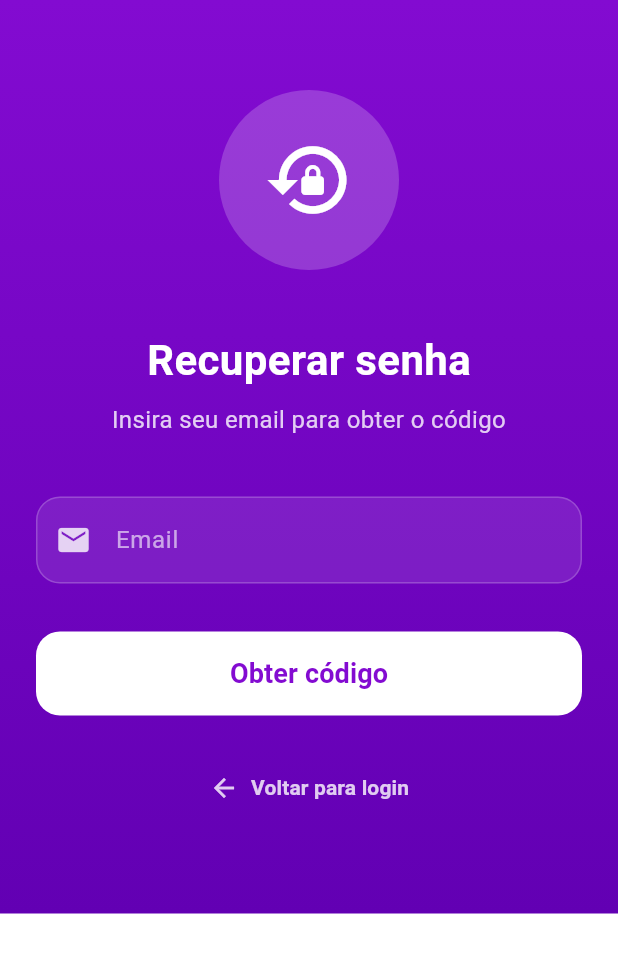
After one commit to Ivany23/smarthproperty787, a Flutter app: the screen it shows after launch, after a tap on "Esqueceu a senha?", on a phone screen of 412 x 824 dp. The commit adds this screen. Shown: the top 953 px of the screen. Run offline on Flutter 3.47's test engine with Material 3 defaults, Android fonts, the phone set to English and light mode, and no system bars; our stand-ins replace camera, dotted_line, equatable, google_maps_flutter, image_picker, shared_preferences and 1 more; network calls fail.

Commit message:
integracao das funcionalidades de forgot-password com o endpoint recuperar-senha no UI com validacao de email e codigo_verificacao e novaSenha de forma simples analise isso

```diff
--- /dev/null
+++ b/lib/features/authentication/presentation/views/forgot_password_screen.dart
@@ -0,0 +1,394 @@
+import 'package:flutter/material.dart';
+import 'package:flutter/services.dart';
+import 'package:http/http.dart' as http;
+import 'dart:convert';
+import 'package:flutter_application_1/core/constants/colors.dart';
+
+class ForgotPasswordScreen extends StatefulWidget {
+  const ForgotPasswordScreen({super.key});
+
+  @override
+  State<ForgotPasswordScreen> createState() => _ForgotPasswordScreenState();
+}
+
+class _ForgotPasswordScreenState extends State<ForgotPasswordScreen> {
+  final TextEditingController _emailController = TextEditingController();
+  final TextEditingController _codigoController = TextEditingController();
+  final TextEditingController _novaSenhaController = TextEditingController();
+  final TextEditingController _confirmarSenhaController =
+      TextEditingController();
+
+  bool _isLoading = false;
+  int _currentStep = 0; // 0: Email, 1: Código exibido, 2: Nova Senha
+  String _codigoVerificacao = '';
+
+  Future<void> _solicitarCodigo() async {
+    if (_emailController.text.isEmpty) {
+      _showMessage('Por favor, insira seu email');
+      return;
+    }
+
+    setState(() => _isLoading = true);
+
+    try {
+      final response = await http.post(
+        Uri.parse('http://localhost:8080/api/auth/solicitar-codigo'),
+        headers: {'Content-Type': 'application/json'},
+        body: json.encode({'email': _emailController.text}),
+      );
+
+      if (response.statusCode == 200) {
+        final data = json.decode(response.body);
+        setState(() {
+          _codigoVerificacao = data['codigoVerificacao'];
+          _currentStep = 1;
+        });
+        _showMessage('Código de verificação encontrado!');
+      } else {
+        final errorData = json.decode(response.body);
+        _showMessage(errorData['error'] ?? 'Email não encontrado');
+      }
+    } catch (e) {
+      _showMessage('Erro ao conectar com o servidor');
+    }
+
+    setState(() => _isLoading = false);
+  }
+
+  Future<void> _validarCodigo() async {
+    if (_codigoController.text.isEmpty) {
+      _showMessage('Por favor, insira o código');
+      return;
+    }
+
+    if (_codigoController.text != _codigoVerificacao) {
+      _showMessage('Código inválido');
+      return;
+    }
+
+    setState(() => _currentStep = 2);
+    _showMessage('Código validado! Defina sua nova senha');
+  }
+
+  Future<void> _redefinirSenha() async {
+    if (_novaSenhaController.text.isEmpty ||
+        _confirmarSenhaController.text.isEmpty) {
+      _showMessage('Por favor, preencha todos os campos');
+      return;
+    }
+
+    if (_novaSenhaController.text != _confirmarSenhaController.text) {
+      _showMessage('As senhas não coincidem');
+      return;
+    }
+
+    setState(() => _isLoading = true);
+
+    try {
+      final response = await http.post(
+        Uri.parse('http://localhost:8080/api/auth/recuperar-senha'),
+        headers: {'Content-Type': 'application/json'},
+        body: json.encode({
+          'email': _emailController.text,
+          'codigoVerificacao': _codigoController.text,
+          'novaSenha': _novaSenhaController.text,
+        }),
+      );
+
+      if (response.statusCode == 200) {
+        _showMessage('Senha redefinida com sucesso!');
+        await Future.delayed(const Duration(seconds: 1));
+        if (mounted) {
+          Navigator.of(context).pop();
+        }
+      } else {
+        final errorData = json.decode(response.body);
+        _showMessage(errorData['error'] ?? 'Erro ao redefinir senha');
+      }
+    } catch (e) {
+      _showMessage('Erro ao conectar com o servidor');
+    }
+
+    setState(() => _isLoading = false);
+  }
+
+  void _copiarCodigo() {
+    Clipboard.setData(ClipboardData(text: _codigoVerificacao));
+    _showMessage('Código copiado!');
+  }
+
+  void _showMessage(String message) {
+    if (mounted) {
+      ScaffoldMessenger.of(
+        context,
+      ).showSnackBar(SnackBar(content: Text(message)));
+    }
+  }
+
+  @override
+  Widget build(BuildContext context) {
+    return Scaffold(
+      body: Container(
+        decoration: const BoxDecoration(
+          gradient: LinearGradient(
+            begin: Alignment.topCenter,
+            end: Alignment.bottomCenter,
+            colors: [Color(0xFF830BD1), Color(0xFF6200B3)],
+          ),
+        ),
+        child: SafeArea(
+          child: SingleChildScrollView(
+            child: Padding(
+              padding: const EdgeInsets.symmetric(horizontal: 24.0),
+              child: Column(
+                mainAxisAlignment: MainAxisAlignment.center,
+                children: [
+                  const SizedBox(height: 60),
+                  // Ícone
+                  Container(
+                    width: 120,
+                    height: 120,
+                    decoration: BoxDecoration(
+                      color: Colors.white.withValues(alpha: 0.2),
+                      shape: BoxShape.circle,
+                    ),
+                    child: Icon(
+                      _currentStep == 0
+                          ? Icons.lock_reset
+                          : _currentStep == 1
+                          ? Icons.verified_user
+                          : Icons.lock_open,
+                      size: 60,
+                      color: Colors.white,
+                    ),
+                  ),
+                  const SizedBox(height: 40),
+
+                  // Título
+                  Text(
+                    _currentStep == 0
+                        ? 'Recuperar senha'
+                        : _currentStep == 1
+                        ? 'Código de verificação'
+                        : 'Nova senha',
+                    style: const TextStyle(
+                      fontSize: 28,
+                      fontWeight: FontWeight.bold,
+                      color: Colors.white,
+                    ),
+                  ),
+                  const SizedBox(height: 8),
+
+                  // Subtítulo
+                  Text(
+                    _currentStep == 0
+                        ? 'Insira seu email para obter o código'
+                        : _currentStep == 1
+                        ? 'Copie o código abaixo e cole no campo'
+                        : 'Defina sua nova senha',
+                    style: TextStyle(
+                      fontSize: 16,
+                      color: Colors.white.withValues(alpha: 0.8),
+                    ),
+                    textAlign: TextAlign.center,
+                  ),
+                  const SizedBox(height: 40),
+
+                  // Conteúdo baseado na etapa
+                  if (_currentStep == 0) ...[
+                    // Etapa 1: Email
+                    _buildTextField(
+                      controller: _emailController,
+                      hintText: 'Email',
+                      icon: Icons.email,
+                      keyboardType: TextInputType.emailAddress,
+                    ),
+                  ] else if (_currentStep == 1) ...[
+                    // Etapa 2: Exibir código e campo para inserir
+                    Container(
+                      padding: const EdgeInsets.all(20),
+                      decoration: BoxDecoration(
+                        color: Colors.white.withValues(alpha: 0.15),
+                        borderRadius: BorderRadius.circular(16),
+                        border: Border.all(
+                          color: Colors.white.withValues(alpha: 0.3),
+                          width: 2,
+                        ),
+                      ),
+                      child: Column(
+                        children: [
+                          Text(
+                            'Seu código de verificação:',
+                            style: TextStyle(
+                              color: Colors.white.withValues(alpha: 0.9),
+                              fontSize: 14,
+                            ),
+                          ),
+                          const SizedBox(height: 12),
+                          Row(
+                            mainAxisAlignment: MainAxisAlignment.center,
+                            children: [
+                              Text(
+                                _codigoVerificacao,
+                                style: const TextStyle(
+                                  color: Colors.white,
+                                  fontSize: 32,
+                                  fontWeight: FontWeight.bold,
+                                  letterSpacing: 4,
+                                ),
+                              ),
+                              const SizedBox(width: 16),
+                              IconButton(
+                                onPressed: _copiarCodigo,
+                                icon: const Icon(
+                                  Icons.copy,
+                                  color: Colors.white,
+                                ),
+                                tooltip: 'Copiar código',
+                              ),
+                            ],
+                          ),
+                        ],
+                      ),
+                    ),
+                    const SizedBox(height: 24),
+                    _buildTextField(
+                      controller: _codigoController,
+                      hintText: 'Cole o código aqui',
+                      icon: Icons.vpn_key,
+                      keyboardType: TextInputType.text,
+                    ),
+                  ] else ...[
+                    // Etapa 3: Nova senha
+                    _buildTextField(
+                      controller: _novaSenhaController,
+                      hintText: 'Nova senha',
+                      icon: Icons.lock,
+                      obscureText: true,
+                    ),
+                    const SizedBox(height: 16),
+                    _buildTextField(
+                      controller: _confirmarSenhaController,
+                      hintText: 'Confirmar nova senha',
+                      icon: Icons.lock_outline,
+                      obscureText: true,
+                    ),
+                  ],
+
+                  const SizedBox(height: 32),
+
+                  // Botão de ação
+                  SizedBox(
+                    width: double.infinity,
+                    height: 56,
+                    child: ElevatedButton(
+                      onPressed: _isLoading
+                          ? null
+                          : () {
+                              if (_currentStep == 0) {
+                                _solicitarCodigo();
+                              } else if (_currentStep == 1) {
+                                _validarCodigo();
+                              } else {
+                                _redefinirSenha();
+                              }
+                            },
+                      style: ElevatedButton.styleFrom(
+                        backgroundColor: Colors.white,
+                        foregroundColor: AppColors.primary,
+                        shape: RoundedRectangleBorder(
+                          borderRadius: BorderRadius.circular(16),
+                        ),
+                        elevation: 0,
+                      ),
+                      child: _isLoading
+                          ? const CircularProgressIndicator()
+                          : Text(
+                              _currentStep == 0
+                                  ? 'Obter código'
+                                  : _currentStep == 1
+                                  ? 'Validar código'
+                                  : 'Redefinir senha',
+                              style: const TextStyle(
+                                fontSize: 18,
+                                fontWeight: FontWeight.w600,
+                              ),
+                            ),
+                    ),
+                  ),
+
+                  const SizedBox(height: 24),
+
+                  // Link para voltar
+                  TextButton(
+                    onPressed: () {
+                      if (_currentStep > 0) {
+                        setState(() => _currentStep--);
+                      } else {
+                        Navigator.of(context).pop();
+                      }
+                    },
+                    child: Row(
+                      mainAxisAlignment: MainAxisAlignment.center,
+                      children: [
+                        Icon(
+                          Icons.arrow_back,
+                          color: Colors.white.withValues(alpha: 0.8),
+                          size: 20,
+                        ),
+                        const SizedBox(width: 8),
+                        Text(
+                          _currentStep > 0 ? 'Voltar' : 'Voltar para login',
+                          style: TextStyle(
+                            color: Colors.white.withValues(alpha: 0.8),
+                            fontWeight: FontWeight.w600,
+                          ),
+                        ),
+                      ],
+                    ),
+                  ),
+                  const SizedBox(height: 60),
+                ],
+              ),
+            ),
+          ),
+        ),
+      ),
+    );
+  }
+
+  Widget _buildTextField({
+    required TextEditingController controller,
+    required String hintText,
+    required IconData icon,
+    bool obscureText = false,
+    TextInputType? keyboardType,
+  }) {
+    return Container(
+      decoration: BoxDecoration(
+        color: Colors.white.withValues(alpha: 0.1),
+        borderRadius: BorderRadius.circular(16),
+        border: Border.all(
+          color: Colors.white.withValues(alpha: 0.2),
+          width: 1,
+        ),
+      ),
+      child: TextField(
+        controller: controller,
+        style: const TextStyle(color: Colors.white),
+        decoration: InputDecoration(
+          hintText: hintText,
+          hintStyle: TextStyle(color: Colors.white.withValues(alpha: 0.6)),
+          prefixIcon: Icon(icon, color: Colors.white.withValues(alpha: 0.8)),
+          border: InputBorder.none,
+          contentPadding: const EdgeInsets.symmetric(
+            horizontal: 20,
+            vertical: 16,
+          ),
+        ),
+        obscureText: obscureText,
+        keyboardType: keyboardType,
+      ),
+    );
+  }
+}
--- a/lib/features/authentication/presentation/views/sign_in.dart
+++ b/lib/features/authentication/presentation/views/sign_in.dart
@@ -4,6 +4,7 @@ import 'package:flutter_application_1/core/constants/colors.dart';
 import 'package:flutter_application_1/core/shared/widgets/custom_button.dart';
 import 'package:flutter_application_1/core/shared/widgets/custom_input.dart';
 import 'package:flutter_application_1/features/authentication/presentation/views/sign_up.dart';
+import 'package:flutter_application_1/features/authentication/presentation/views/forgot_password_screen.dart';
 import 'package:flutter_application_1/wrapper.dart';
 import 'package:http/http.dart' as http;
 import 'dart:convert';
@@ -235,7 +236,29 @@ class _SignInScreenState extends State<SignInScreen> {
                       ],
                     ),
                   ),
-                  const SizedBox(height: 32),
+                  const SizedBox(height: 16),
+                  // Link "Esqueceu a senha?"
+                  Align(
+                    alignment: Alignment.centerRight,
+                    child: GestureDetector(
+                      onTap: () {
+                        Navigator.of(context).push(
+                          MaterialPageRoute(
+                            builder: (context) => const ForgotPasswordScreen(),
+                          ),
+                        );
+                      },
+                      child: Text(
+                        'Esqueceu a senha?',
+                        style: TextStyle(
+                          color: AppColors.primary,
+                          fontWeight: FontWeight.w600,
+                          fontSize: 14,
+                        ),
+                      ),
+                    ),
+                  ),
+                  const SizedBox(height: 16),
                   // Botão moderno com gradiente
                   Container(
                     decoration: BoxDecoration(
```
Also changed, not shown: lib/features/authentication/presentation/views/login_screen.dart (+22 -1 lines), 2 other files.
